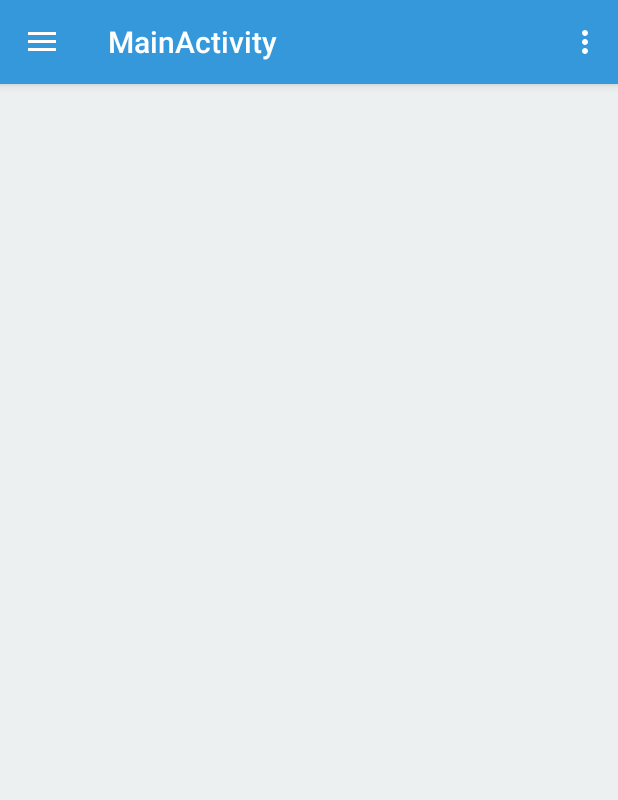
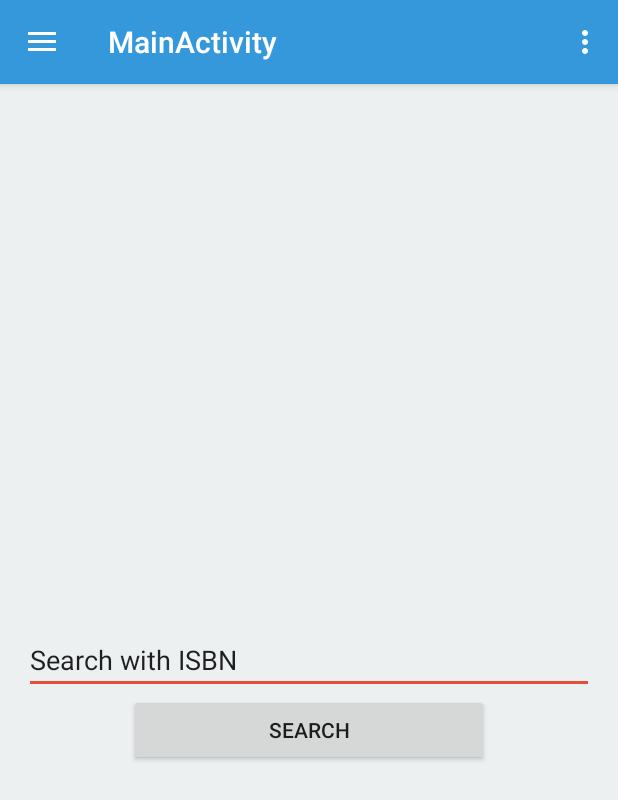
Before and after one commit to shrestha23/library_management_librarian, an Android app: the screen it shows after launch (MainActivity), after a tap on "Scan Books", on a phone screen of 412 x 824 dp. Shown: the top 800 px of the screen. Run offline under Robolectric (Android 15) with nearby library versions, the phone set to English and light mode, and no system bars; 1 other tap on this screen came first.

Commit message:
Added fragment based navigation

```diff
--- a/app/src/main/java/com/aurghyadip/libararymanagementlibrarian/MainActivity.java
+++ b/app/src/main/java/com/aurghyadip/libararymanagementlibrarian/MainActivity.java
@@ -3,6 +3,8 @@ package com.aurghyadip.libararymanagementlibrarian;
 import android.os.Bundle;
 import android.support.design.widget.FloatingActionButton;
 import android.support.design.widget.Snackbar;
+import android.support.v4.app.FragmentManager;
+import android.support.v4.app.FragmentTransaction;
 import android.view.View;
 import android.support.design.widget.NavigationView;
 import android.support.v4.view.GravityCompat;
@@ -12,9 +14,13 @@ import android.support.v7.app.AppCompatActivity;
 import android.support.v7.widget.Toolbar;
 import android.view.Menu;
 import android.view.MenuItem;
+import android.widget.Toast;
 
 public class MainActivity extends AppCompatActivity
         implements NavigationView.OnNavigationItemSelectedListener {
+    FragmentManager fragmentManager;
+    FragmentTransaction fragmentTransaction;
+    ScanFragment scanFragment;
 
     @Override
     protected void onCreate(Bundle savedInstanceState) {
@@ -31,6 +37,13 @@ public class MainActivity extends AppCompatActivity
 
         NavigationView navigationView = findViewById(R.id.nav_view);
         navigationView.setNavigationItemSelectedListener(this);
+
+        fragmentManager = getSupportFragmentManager();
+        fragmentTransaction = fragmentManager.beginTransaction();
+
+        scanFragment = new ScanFragment();
+        fragmentTransaction.add(R.id.fragment_container, scanFragment);
+        fragmentTransaction.commit();
     }
 
     @Override
@@ -71,18 +84,11 @@ public class MainActivity extends AppCompatActivity
         // Handle navigation view item clicks here.
         int id = item.getItemId();
 
-        if (id == R.id.nav_camera) {
-            // Handle the camera action
-        } else if (id == R.id.nav_gallery) {
-
-        } else if (id == R.id.nav_slideshow) {
-
-        } else if (id == R.id.nav_manage) {
-
-        } else if (id == R.id.nav_share) {
-
-        } else if (id == R.id.nav_send) {
-
+        //TODO: Add proper navigation
+        switch (id) {
+            case R.id.nav_scan:
+                Toast.makeText(this, "Clicked Scan", Toast.LENGTH_SHORT).show();
+                break;
         }
 
         DrawerLayout drawer = findViewById(R.id.drawer_layout);
--- /dev/null
+++ b/app/src/main/java/com/aurghyadip/libararymanagementlibrarian/ScanFragment.java
@@ -0,0 +1,22 @@
+package com.aurghyadip.libararymanagementlibrarian;
+
+import android.os.Bundle;
+import android.support.annotation.Nullable;
+import android.support.v4.app.Fragment;
+import android.view.LayoutInflater;
+import android.view.View;
+import android.view.ViewGroup;
+
+/**
+ * Created by Aurghya on 20-02-2018.
+ */
+
+public class ScanFragment extends Fragment {
+    @Nullable
+    @Override
+    public View onCreateView(LayoutInflater inflater, @Nullable ViewGroup container, @Nullable Bundle savedInstanceState) {
+
+        return inflater.inflate(R.layout.fragment_scan, container, false);
+
+    }
+}
--- a/app/src/main/res/layout/content_main.xml
+++ b/app/src/main/res/layout/content_main.xml
@@ -1,11 +1,14 @@
 <?xml version="1.0" encoding="utf-8"?>
-<android.support.constraint.ConstraintLayout xmlns:android="http://schemas.android.com/apk/res/android"
+<RelativeLayout xmlns:android="http://schemas.android.com/apk/res/android"
     xmlns:app="http://schemas.android.com/apk/res-auto"
     xmlns:tools="http://schemas.android.com/tools"
+    android:id="@+id/fragment_container"
     android:layout_width="match_parent"
     android:layout_height="match_parent"
+    android:padding="16dp"
     app:layout_behavior="@string/appbar_scrolling_view_behavior"
     tools:context="com.aurghyadip.libararymanagementlibrarian.MainActivity"
     tools:showIn="@layout/app_bar_main">
 
-</android.support.constraint.ConstraintLayout>
+
+</RelativeLayout>
--- /dev/null
+++ b/app/src/main/res/layout/fragment_scan.xml
@@ -0,0 +1,20 @@
+<?xml version="1.0" encoding="utf-8"?>
+<RelativeLayout xmlns:android="http://schemas.android.com/apk/res/android"
+    android:layout_width="match_parent"
+    android:layout_height="match_parent">
+
+    <android.support.v7.widget.AppCompatEditText
+        android:id="@+id/book_search_field"
+        android:layout_width="match_parent"
+        android:layout_height="wrap_content"
+        android:layout_centerInParent="true"
+        android:text="Search with ISBN" />
+
+    <android.support.v7.widget.AppCompatButton
+        android:layout_width="240dp"
+        android:layout_height="wrap_content"
+        android:layout_below="@+id/book_search_field"
+        android:layout_centerHorizontal="true"
+        android:text="Search" />
+
+</RelativeLayout>
```
